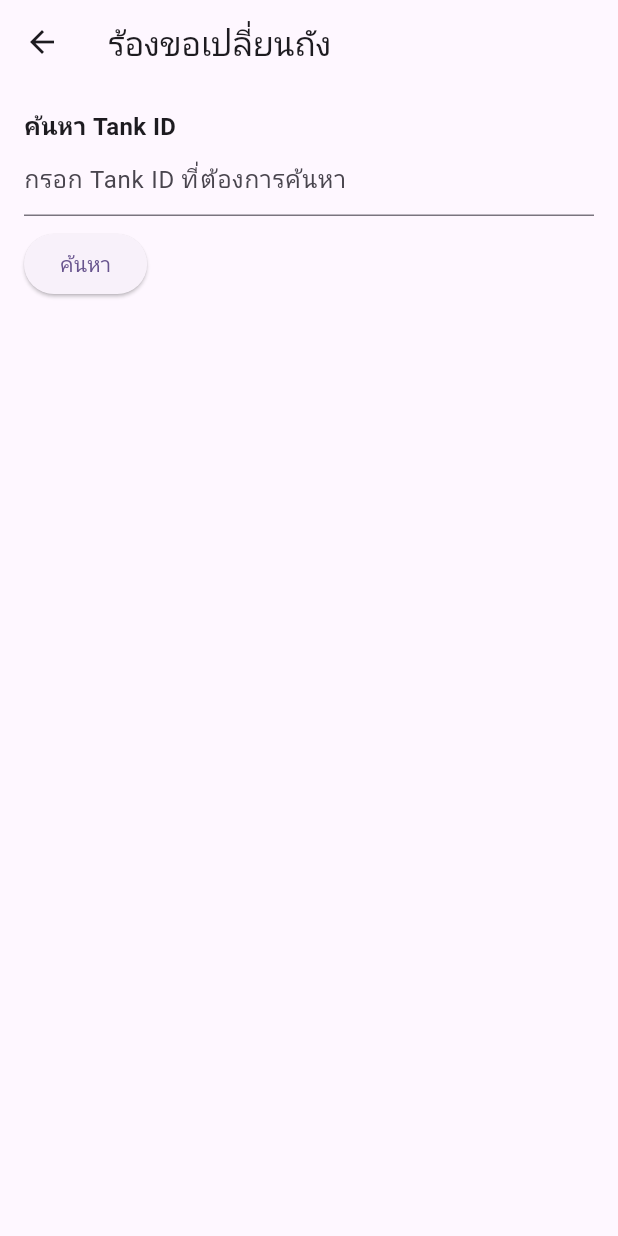
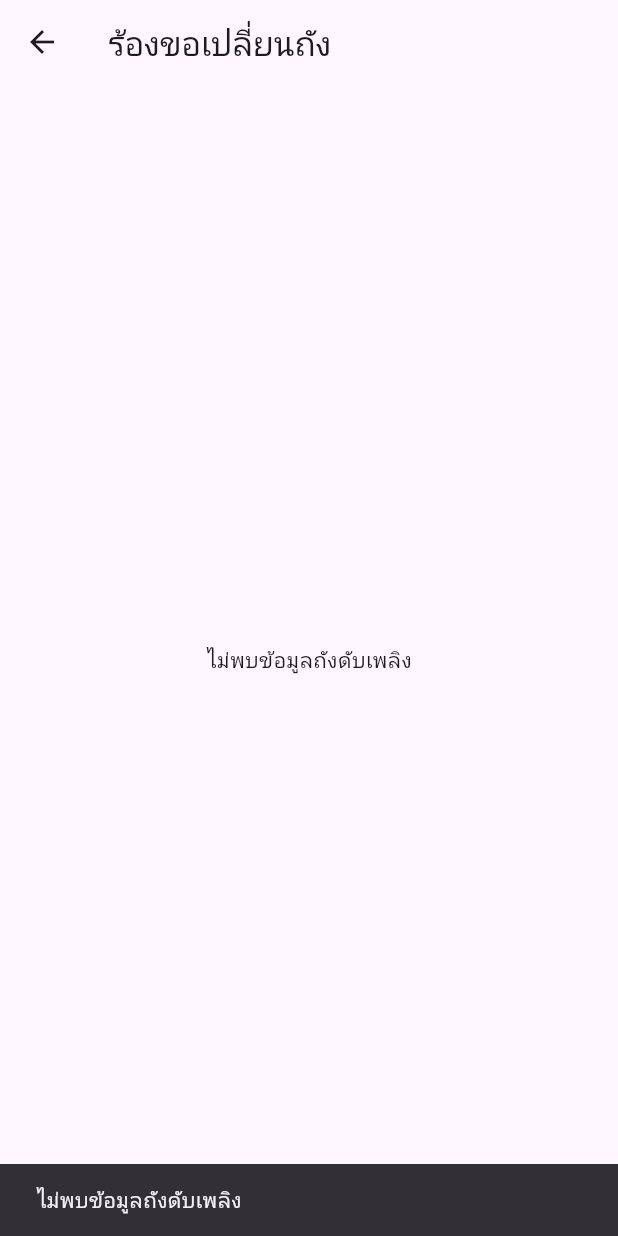
Before and after one commit to singto908/Project_tank_ex_check-masters, a Flutter app: the FormTechCheckPage screen opened directly with empty values, after a tap on "ร้องขอเปลี่ยนถัง", on a phone screen of 412 x 824 dp. Run offline on Flutter 3.47's test engine with Material 3 defaults, Android fonts, the phone set to English and light mode, and no system bars; our stand-ins replace camera, cloud_firestore, firebase_auth, firebase_core, fl_chart, qr_flutter and 1 more; missing offline and left inert: dart:html, qr_code_scanner; accounts and stored records are empty.

Commit message:
ดึง tank_id ได้ละ

```diff
--- a/lib/technician/RequestTankChangePage.dart
+++ b/lib/technician/RequestTankChangePage.dart
@@ -2,44 +2,41 @@ import 'package:flutter/material.dart';
 import 'package:cloud_firestore/cloud_firestore.dart';
 
 class RequestTankChangePage extends StatefulWidget {
+  final String tankId; // รับค่า tank_id ที่ส่งมาจาก FormTechCheckPage
+
+  RequestTankChangePage({required this.tankId});
+
   @override
   _RequestTankChangePageState createState() => _RequestTankChangePageState();
 }
 
 class _RequestTankChangePageState extends State<RequestTankChangePage> {
-  final TextEditingController tankIdController = TextEditingController();
   final TextEditingController reasonController = TextEditingController();
-  bool isSearching = false;
+  bool isLoading = true;
   bool isSubmitting = false;
-  Map<String, dynamic>? tankData; // เก็บข้อมูลถังดับเพลิงที่ค้นพบ
+  Map<String, dynamic>? tankData;
 
-  /// ฟังก์ชันค้นหา tank_id ใน Firestore
-  Future<void> searchTank() async {
-    if (tankIdController.text.isEmpty) {
-      ScaffoldMessenger.of(context).showSnackBar(
-        SnackBar(content: Text('กรุณากรอก Tank ID')),
-      );
-      return;
+  @override
+  void initState() {
+    super.initState();
+    fetchTankData();
   }
 
-    setState(() {
-      isSearching = true;
-      tankData = null; // รีเซ็ตข้อมูลเก่า
-    });
-
+  /// ดึงข้อมูลถังดับเพลิงจาก Firestore โดยใช้ tank_id
+  Future<void> fetchTankData() async {
     try {
       var snapshot = await FirebaseFirestore.instance
           .collection('firetank_Collection')
-          .where('tank_id', isEqualTo: tankIdController.text)
+          .where('tank_id', isEqualTo: widget.tankId)
           .get();
 
       if (snapshot.docs.isNotEmpty) {
         setState(() {
-          tankData = snapshot.docs.first.data() as Map<String, dynamic>;
+          tankData = snapshot.docs.first.data();
         });
       } else {
         ScaffoldMessenger.of(context).showSnackBar(
-          SnackBar(content: Text('ไม่พบถังดับเพลิงที่มี Tank ID นี้')),
+          SnackBar(content: Text('ไม่พบข้อมูลถังดับเพลิง')),
         );
       }
     } catch (e) {
@@ -49,53 +46,7 @@ class _RequestTankChangePageState extends State<RequestTankChangePage> {
     }
 
     setState(() {
-      isSearching = false;
-    });
-  }
-
-  /// ฟังก์ชันส่งคำขอเปลี่ยนถัง
-  Future<void> submitRequest() async {
-    if (tankData == null) {
-      ScaffoldMessenger.of(context).showSnackBar(
-        SnackBar(content: Text('กรุณาค้นหาและเลือกถังก่อนส่งคำขอ')),
-      );
-      return;
-    }
-    if (reasonController.text.isEmpty) {
-      ScaffoldMessenger.of(context).showSnackBar(
-        SnackBar(content: Text('กรุณากรอกเหตุผลในการเปลี่ยน')),
-      );
-      return;
-    }
-
-    setState(() {
-      isSubmitting = true;
-    });
-
-    try {
-      await FirebaseFirestore.instance.collection('change_requests').add({
-        'tank_id': tankData!['tank_id'],
-        'building': tankData!['building'],
-        'floor': tankData!['floor'],
-        'type': tankData!['type'],
-        'reason': reasonController.text,
-        'status': 'pending',
-        'timestamp': FieldValue.serverTimestamp(),
-      });
-
-      ScaffoldMessenger.of(context).showSnackBar(
-        SnackBar(content: Text('ส่งคำขอเปลี่ยนถังสำเร็จ!')),
-      );
-
-      Navigator.pop(context);
-    } catch (e) {
-      ScaffoldMessenger.of(context).showSnackBar(
-        SnackBar(content: Text('เกิดข้อผิดพลาด: $e')),
-      );
-    }
-
-    setState(() {
-      isSubmitting = false;
+      isLoading = false;
     });
   }
 
@@ -105,27 +56,16 @@ class _RequestTankChangePageState extends State<RequestTankChangePage> {
       appBar: AppBar(title: Text('ร้องขอเปลี่ยนถัง')),
       body: Padding(
         padding: EdgeInsets.all(16.0),
-        child: Column(
+        child: isLoading
+            ? Center(child: CircularProgressIndicator())
+            : tankData == null
+                ? Center(child: Text('ไม่พบข้อมูลถังดับเพลิง'))
+                : Column(
                     crossAxisAlignment: CrossAxisAlignment.start,
                     children: [
-            Text('ค้นหา Tank ID',
-                style: TextStyle(fontSize: 16, fontWeight: FontWeight.bold)),
-            TextField(
-              controller: tankIdController,
-              decoration:
-                  InputDecoration(hintText: 'กรอก Tank ID ที่ต้องการค้นหา'),
-            ),
-            SizedBox(height: 8),
-            isSearching
-                ? Center(child: CircularProgressIndicator())
-                : ElevatedButton(
-                    onPressed: searchTank,
-                    child: Text('ค้นหา'),
-                  ),
-            SizedBox(height: 16),
-
-            // แสดงข้อมูลถังดับเพลิงที่ค้นพบ
-            if (tankData != null) ...[
+                      Text('Tank ID: ${widget.tankId}',
+                          style: TextStyle(
+                              fontSize: 16, fontWeight: FontWeight.bold)),
                       Card(
                         margin: EdgeInsets.symmetric(vertical: 8),
                         child: Padding(
@@ -133,9 +73,6 @@ class _RequestTankChangePageState extends State<RequestTankChangePage> {
                           child: Column(
                             crossAxisAlignment: CrossAxisAlignment.start,
                             children: [
-                      Text('Tank ID: ${tankData!['tank_id']}',
-                          style: TextStyle(
-                              fontSize: 16, fontWeight: FontWeight.bold)),
                               Text('ประเภท: ${tankData!['type']}'),
                               Text('อาคาร: ${tankData!['building']}'),
                               Text('ชั้น: ${tankData!['floor']}'),
@@ -145,19 +82,22 @@ class _RequestTankChangePageState extends State<RequestTankChangePage> {
                       ),
                       SizedBox(height: 16),
                       Text('เหตุผลในการเปลี่ยน',
-                  style: TextStyle(fontSize: 16, fontWeight: FontWeight.bold)),
+                          style: TextStyle(
+                              fontSize: 16, fontWeight: FontWeight.bold)),
                       TextField(
                         controller: reasonController,
-                decoration: InputDecoration(hintText: 'เช่น ถังรั่ว, หมดอายุ'),
+                        decoration:
+                            InputDecoration(hintText: 'เช่น ถังรั่ว, หมดอายุ'),
                       ),
                       SizedBox(height: 24),
                       isSubmitting
                           ? Center(child: CircularProgressIndicator())
                           : ElevatedButton(
-                      onPressed: submitRequest,
+                              onPressed: () {
+                                // ฟังก์ชันส่งคำขอเปลี่ยนถัง
+                              },
                               child: Text('ส่งคำขอ'),
                             ),
-            ],
                     ],
                   ),
       ),
--- a/lib/technician/form_tech.dart
+++ b/lib/technician/form_tech.dart
@@ -545,14 +545,15 @@ class _FormTechCheckPageState extends State<FormTechCheckPage> {
                       Navigator.push(
                         context,
                         MaterialPageRoute(
-                            builder: (context) => RequestTankChangePage()),
+                            builder: (context) => RequestTankChangePage(
+                                tankId: widget.tankId)), // ใช้ tankId ที่มีอยู่
                       );
                     },
                     style: ElevatedButton.styleFrom(
-                      backgroundColor: Colors.red, // พื้นหลังสีแดง
-                      foregroundColor: Colors.white, // ตัวอักษรสีขาว
-                      padding: EdgeInsets.symmetric(
-                          horizontal: 16, vertical: 12), // ปรับขนาดปุ่ม
+                      backgroundColor: Colors.red,
+                      foregroundColor: Colors.white,
+                      padding:
+                          EdgeInsets.symmetric(horizontal: 16, vertical: 12),
                       shape: RoundedRectangleBorder(
                         borderRadius: BorderRadius.circular(8), // ทำมุมโค้งมน
                       ),
```
Lines whose indentation alone changed are shown as unchanged.
